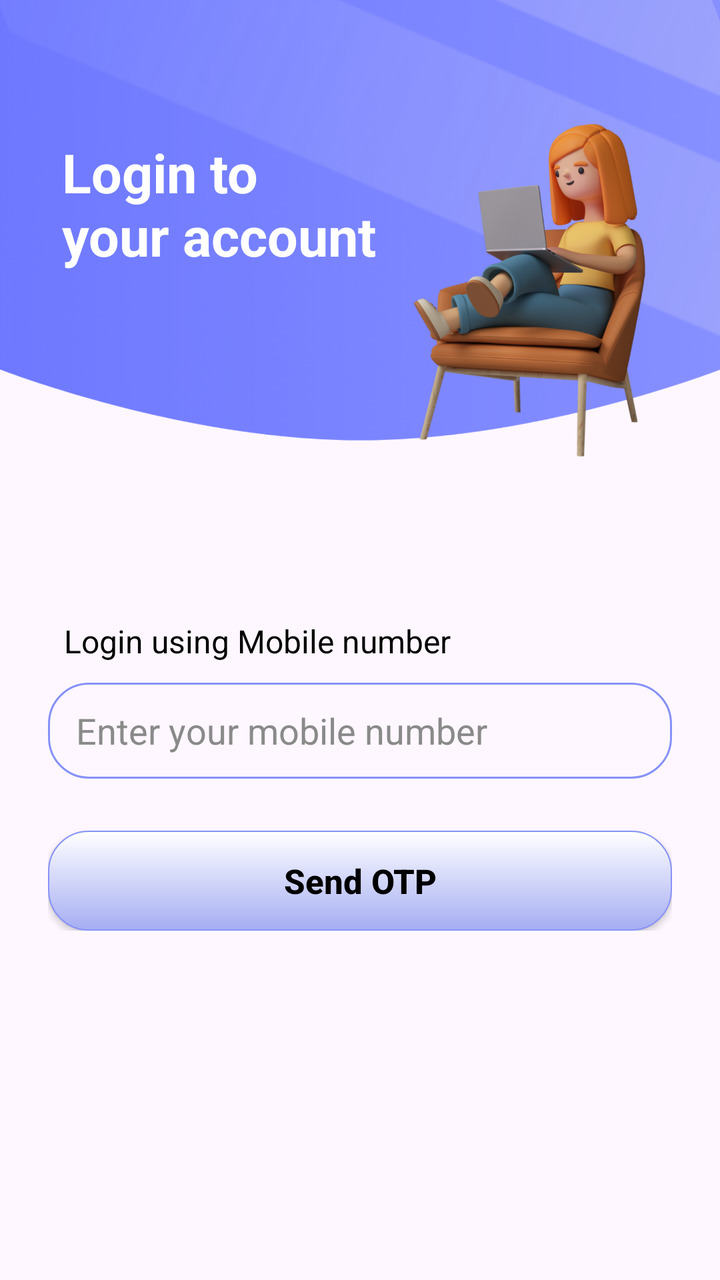
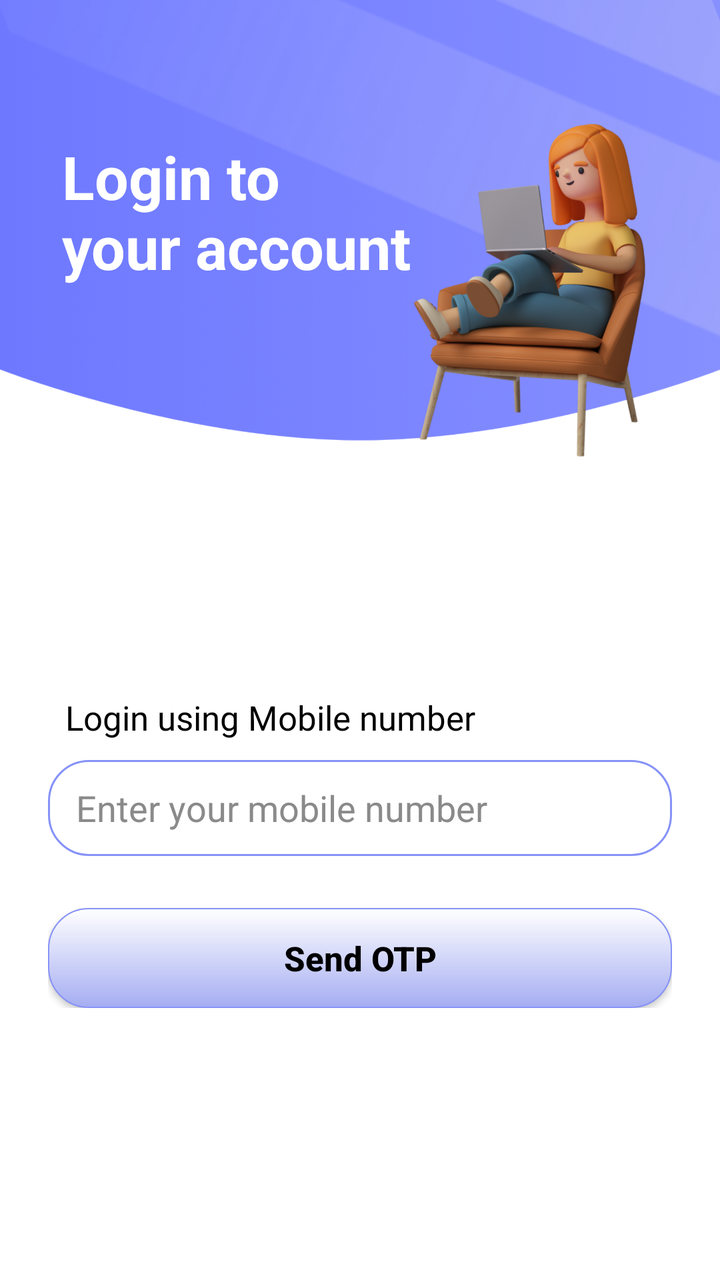

Before-and-after screenshots of an Android layout around one commit, followed by the original layout XML and the change that was made.
<!-- AndroidManifest.xml: application theme Theme.TSTAR -->
<!-- res/layout/tstar_login_with_mobile_part_one_activity.xml -->
<?xml version="1.0" encoding="utf-8"?>
<androidx.constraintlayout.widget.ConstraintLayout xmlns:android="http://schemas.android.com/apk/res/android"
    xmlns:app="http://schemas.android.com/apk/res-auto"
    android:layout_width="match_parent"
    android:layout_height="match_parent">

    <LinearLayout
        android:id="@+id/entry_page_ll_id1"
        android:layout_width="match_parent"
        android:layout_height="match_parent"
        android:orientation="vertical"
        android:background="@drawable/finalist_loginpage_bg">


        
        <TextView
            android:layout_width="wrap_content"
            android:layout_height="wrap_content"
            android:text="Login to\nyour account"
            android:textSize="27sp"
            android:textStyle="bold"
            android:textColor="@color/white"
            android:layout_marginTop="68dp"
            android:layout_marginLeft="31dp"/>



        <LinearLayout
            android:layout_width="match_parent"
            android:layout_height="wrap_content"
            android:orientation="vertical"
            android:padding="24dp"
            android:layout_marginTop="150dp">

            
            <TextView
                android:layout_width="wrap_content"
                android:layout_height="wrap_content"
                android:text="  Login using Mobile number"
                android:textColor="@color/black"
                android:textSize="16sp" />

            <EditText
                android:id="@+id/et_login_mobile"
                android:layout_width="match_parent"
                android:layout_height="48dp"
                android:background="@drawable/s_edittext_border"
                android:paddingStart="14dp"
                android:hint="Enter your mobile number"
                android:textColor="@color/black"
                android:textColorHint="#8A8A8A"
                android:layout_marginTop="10dp"
                android:inputType="phone"/>




            
            <androidx.appcompat.widget.AppCompatButton
                android:id="@+id/btn_login_send_otp"
                android:layout_width="match_parent"
                android:layout_height="50dp"
                android:text="Send OTP"
                android:textAllCaps="false"
                android:textSize="17dp"
                android:textStyle="bold"
                android:textColor="@color/black"
                android:background="@drawable/s_btn_bg_shape"
                android:layout_marginTop="26dp"/>



        </LinearLayout>






    </LinearLayout>



</androidx.constraintlayout.widget.ConstraintLayout>
<!-- resources referenced by this layout -->
<resources>
  <color name="black">#FF000000</color>
  <color name="white">#FFFFFF</color>
  <!-- drawable finalist_loginpage_bg: png bitmap (drawable, 890426 bytes) -->
  <!-- drawable s_btn_bg_shape (drawable) -->
  <?xml version="1.0" encoding="utf-8"?>
  <shape
      xmlns:android="http://schemas.android.com/apk/res/android"
      android:shape="rectangle">
  
      <stroke
          android:width="0.8dp"
          android:color="@color/Lavender"/>
      <corners
          android:radius="20dp"/>
  
      <gradient
          android:startColor="#A5ADF2"
          android:endColor="@color/white"
          android:angle="90"/>
  
  
  
  
  </shape>
  <!-- drawable s_edittext_border (drawable) -->
  <?xml version="1.0" encoding="utf-8"?>
  <shape
      xmlns:android="http://schemas.android.com/apk/res/android"
      android:shape="rectangle">
  
      <stroke
          android:width="1.1dp"
          android:color="@color/Lavender"/>
      <corners
          android:radius="20dp"/>
  
  
  
  
  </shape>
  <style name="Theme.TSTAR" parent="Base.Theme.TSTAR" />
  <color name="Lavender">#8692f7</color>
  <style name="Base.Theme.TSTAR" parent="Theme.Material3.DayNight.NoActionBar">
          
          
      </style>
</resources>

<!-- the commit's change to res/layout/tstar_login_with_mobile_part_one_activity.xml (unified diff, before → after) -->
@@ -2,7 +2,8 @@
 <androidx.constraintlayout.widget.ConstraintLayout xmlns:android="http://schemas.android.com/apk/res/android"
     xmlns:app="http://schemas.android.com/apk/res-auto"
     android:layout_width="match_parent"
-    android:layout_height="match_parent">
+    android:layout_height="match_parent"
+    android:background="@color/white">
 
     <LinearLayout
         android:id="@+id/entry_page_ll_id1"
@@ -17,7 +18,7 @@
             android:layout_width="wrap_content"
             android:layout_height="wrap_content"
             android:text="Login to\nyour account"
-            android:textSize="27sp"
+            android:textSize="30sp"
             android:textStyle="bold"
             android:textColor="@color/white"
             android:layout_marginTop="68dp"
@@ -30,7 +31,7 @@
             android:layout_height="wrap_content"
             android:orientation="vertical"
             android:padding="24dp"
-            android:layout_marginTop="150dp">
+            android:layout_marginTop="180dp">
 
             
             <TextView
@@ -38,7 +39,7 @@
                 android:layout_height="wrap_content"
                 android:text="  Login using Mobile number"
                 android:textColor="@color/black"
-                android:textSize="16sp" />
+                android:textSize="17sp" />
 
             <EditText
                 android:id="@+id/et_login_mobile"
@@ -50,7 +51,8 @@
                 android:textColor="@color/black"
                 android:textColorHint="#8A8A8A"
                 android:layout_marginTop="10dp"
-                android:inputType="phone"/>
+                android:inputType="number"
+                android:maxLength="10"/>
 
 
 
